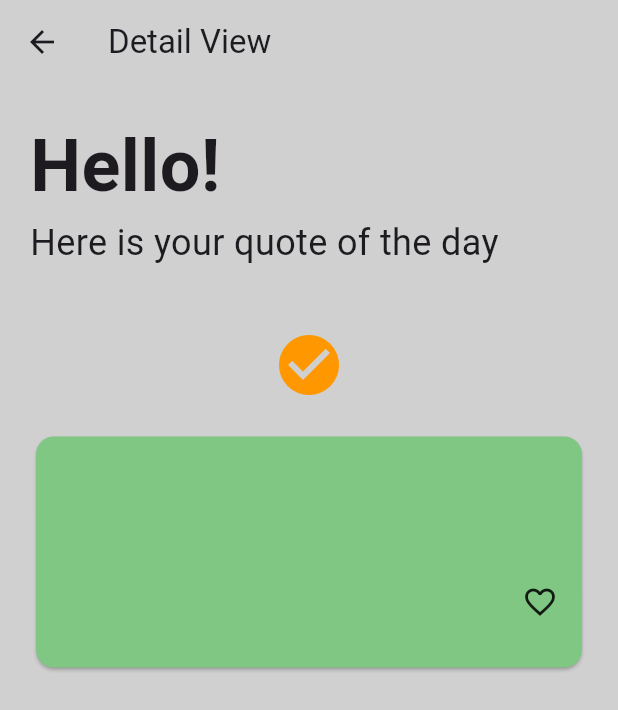
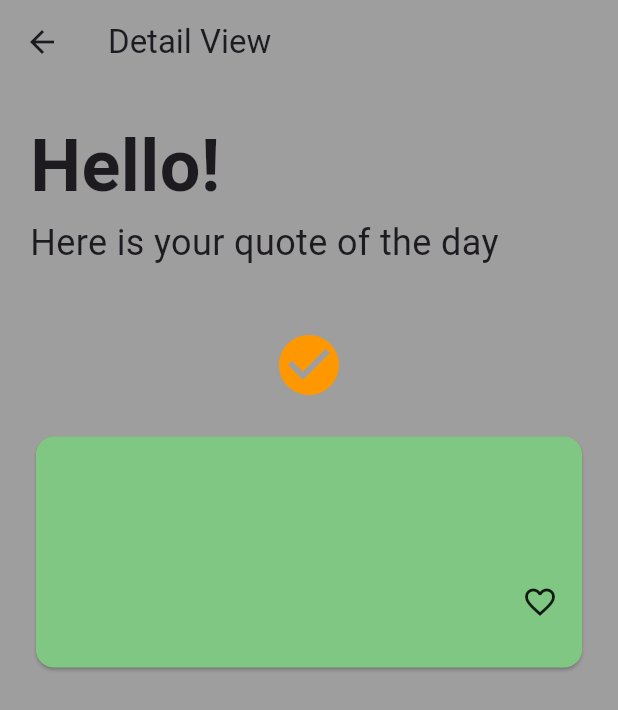
Before and after one commit to saad-naveed-brainx/Quote_Viewer, a Flutter app: the DetailView screen opened directly with empty values, on a phone screen of 412 x 824 dp. Shown: the top 710 px of the screen. Run offline on Flutter 3.47's test engine with Material 3 defaults, Android fonts, the phone set to English and light mode, and no system bars; our stand-ins replace dio, flutter_svg; network calls fail.

```diff
--- a/lib/config/theme/light.dart
+++ b/lib/config/theme/light.dart
@@ -2,10 +2,10 @@ import 'package:flutter/material.dart';
 
 class LightTheme {
   static const Color appBarColor = Colors.orange;
-  static const Color backgroundColor = Color.fromARGB(255, 208, 208, 208);
+  static const Color backgroundColor = Colors.grey;
   static const Color cardColor = Colors.white;
   static const Color textColorCard = Colors.black;
-  static const Color textColorCardAuthor = Color.fromARGB(255, 97, 81, 195);
-  static const Color textColorCardQuote = Color.fromARGB(255, 100, 100, 100);
+  static const Color textColorCardAuthor = Colors.purple;
+  static Color textColorCardQuote = Colors.grey.shade700;
   static Color detailCardColor = Colors.green.shade300;
 }
--- a/lib/core/constants/view_constants.dart
+++ b/lib/core/constants/view_constants.dart
@@ -1,3 +1,6 @@
 class ViewConstants {
   static const String titleHomePage = "Welcome to Quotes App";
+  static const String titleDetailPage = 'Here is your quote of the day';
+  static const String abbbarTitle = 'Detail View';
+  static const String helloText = 'Hello!';
 }
--- /dev/null
+++ b/lib/models/quotesModel.dart
@@ -0,0 +1,6 @@
+class QuotesModel {
+  final String quote;
+  final String author;
+
+  QuotesModel({required this.quote, required this.author});
+}
--- a/lib/widgets/detailView/detail_view.dart
+++ b/lib/widgets/detailView/detail_view.dart
@@ -1,17 +1,18 @@
+import 'package:app/models/quotesModel.dart';
 import 'package:flutter/material.dart';
 import '../../../config/theme/light.dart';
 import 'package:app/core/constants/app_constants.dart';
+import 'package:app/core/constants/view_constants.dart';
 
 class DetailView extends StatelessWidget {
-  final String quote;
-  final String author;
-  const DetailView({super.key, required this.quote, required this.author});
+  final QuotesModel quote;
+  const DetailView({super.key, required this.quote});
   @override
   Widget build(BuildContext context) {
     return Scaffold(
       backgroundColor: LightTheme.backgroundColor,
       appBar: AppBar(
-        title: Text('Detail View'),
+        title: Text(ViewConstants.abbbarTitle),
         backgroundColor: LightTheme.backgroundColor,
       ),
       body: SafeArea(
@@ -25,14 +26,14 @@ class DetailView extends StatelessWidget {
                 crossAxisAlignment: CrossAxisAlignment.start,
                 children: [
                   Text(
-                    'Hello!',
+                    ViewConstants.helloText,
                     style: TextStyle(
                       fontSize: AppConstants.font24Px * 2,
                       fontWeight: FontWeight.bold,
                     ),
                   ),
                   Text(
-                    'Here is your quote of the day',
+                    ViewConstants.titleDetailPage,
                     style: TextStyle(
                       fontSize: AppConstants.font12Px * 2,
                       fontWeight: FontWeight.normal,
@@ -59,7 +60,7 @@ class DetailView extends StatelessWidget {
                   child: Column(
                     children: [
                       Text(
-                        quote,
+                        quote.quote,
                         style: TextStyle(
                           fontSize: AppConstants.font24Px,
                           fontWeight: FontWeight.bold,
@@ -70,7 +71,7 @@ class DetailView extends StatelessWidget {
                         mainAxisAlignment: MainAxisAlignment.spaceBetween,
                         children: [
                           Text(
-                            author,
+                            quote.author,
                             style: TextStyle(fontSize: AppConstants.font16Px),
                           ),
                           const SizedBox(width: AppConstants.gap16Px),
```
Also changed, not shown: lib/config/approuter.dart (added, +12 -0 lines), lib/widgets/home/home_screen.dart (+16 -16 lines).
